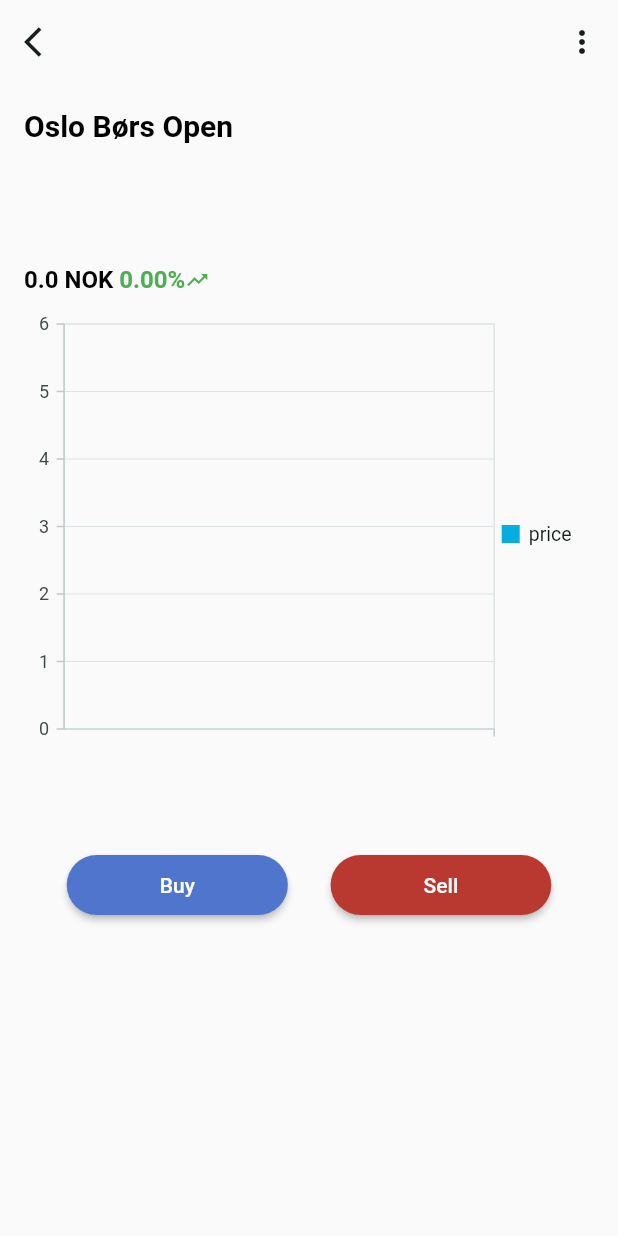
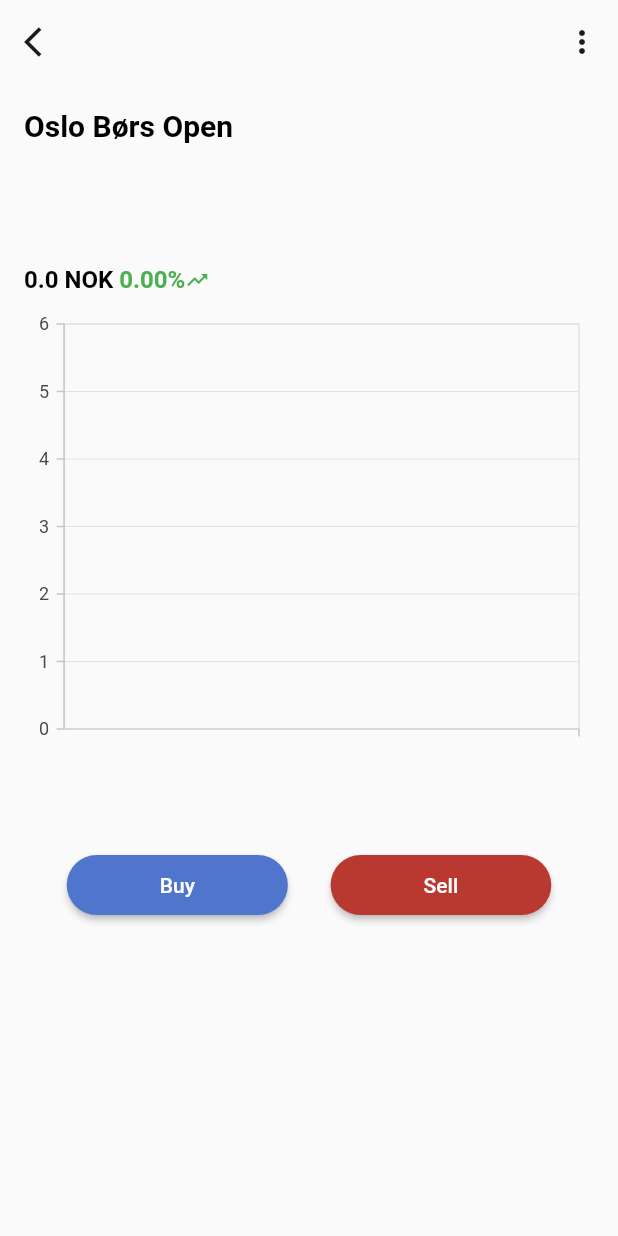
Before and after one commit to IDATA2503-Mobile-Applikasjoner/aksje_app, a Flutter app: the StockDetailPage screen opened directly with empty values, on a phone screen of 412 x 824 dp. Run offline on Flutter 3.47's test engine with Material 2 defaults, Android fonts, the phone set to English and light mode, and no system bars; our stand-ins replace another_flushbar, flutter_secure_storage, google_fonts, syncfusion_flutter_charts; accounts and stored records are empty; network calls fail.

Commit message:
Graf & explore: design and behaviour

```diff
--- a/lib/models/stock_history.dart
+++ b/lib/models/stock_history.dart
@@ -3,11 +3,7 @@ class StockHistory {
   final String date;
   final double price;
 
-  StockHistory({
-    required this.shid,
-    required this.date,
-    required this.price
-    });
+  StockHistory({required this.shid, required this.date, required this.price});
 
   // Factory constructor to create a StockHistory instance from JSON
   factory StockHistory.fromJson(Map<String, dynamic> json) {
--- a/lib/widgets/stock_components/stock_chart.dart
+++ b/lib/widgets/stock_components/stock_chart.dart
@@ -3,23 +3,39 @@ import 'package:syncfusion_flutter_charts/charts.dart';
 import 'package:aksje_app/models/stock_history.dart'; // Import the StockHistory model
 import 'package:syncfusion_flutter_charts/sparkcharts.dart';
 
-Widget buildStockChart(
-  List<StockHistory> stockHistries
-  ) {
+Widget buildStockChart(List<StockHistory> stockHistories) {
   return Column(
     children: [
       SfCartesianChart(
         primaryXAxis: CategoryAxis(),
-        title: ChartTitle(text: ''),
-        legend: Legend(isVisible: true),
-        tooltipBehavior: TooltipBehavior(enable: true),
-        series: <ChartSeries<StockHistory, String>> [
+        trackballBehavior: TrackballBehavior(
+          enable: true,
+          tooltipAlignment: ChartAlignment.near,
+          tooltipDisplayMode: TrackballDisplayMode.groupAllPoints,
+        ),
+        zoomPanBehavior: ZoomPanBehavior(
+          enablePinching: true,
+          enablePanning: true,
+          enableDoubleTapZooming: true,
+          enableSelectionZooming: true,
+          enableMouseWheelZooming: true,
+        ),
+        series: <ChartSeries<StockHistory, String>>[
           LineSeries<StockHistory, String>(
-            dataSource: stockHistries,
+            dataSource: stockHistories,
             xValueMapper: (StockHistory stockHistory, _) => stockHistory.date,
             yValueMapper: (StockHistory stockHistory, _) => stockHistory.price,
-            name: "price",
-            dataLabelSettings: DataLabelSettings(isVisible: true)
+            name: "Price",
+            pointColorMapper: (StockHistory stockHistory, _) {
+              int index = stockHistories.indexOf(stockHistory);
+              if (index == 0 ||
+                  stockHistories[index].price <
+                      stockHistories[index - 1].price) {
+                return Colors.red;
+              } else {
+                return Colors.green;
+              }
+            },
           ),
         ],
       ),
@@ -27,18 +43,16 @@ Widget buildStockChart(
         child: Padding(
           padding: const EdgeInsets.all(8.0),
           child: SfSparkLineChart.custom(
-            trackball: SparkChartTrackball(
-              activationMode: SparkChartActivationMode.tap
-            ),
-            marker: SparkChartMarker(
-              displayMode: SparkChartMarkerDisplayMode.all
-            ),
+            trackball: const SparkChartTrackball(
+                activationMode: SparkChartActivationMode.tap),
+            marker: const SparkChartMarker(
+                displayMode: SparkChartMarkerDisplayMode.all),
             labelDisplayMode: SparkChartLabelDisplayMode.all,
-            xValueMapper: (int index) => stockHistries[index].date,
-            yValueMapper: (int index) => stockHistries[index].price,
+            xValueMapper: (int index) => stockHistories[index].date,
+            yValueMapper: (int index) => stockHistories[index].price,
           ),
         ),
-      )
+      ),
     ],
   );
 }
```
Also changed, not shown: lib/widgets/screens/explore.dart (+8 -14 lines).
